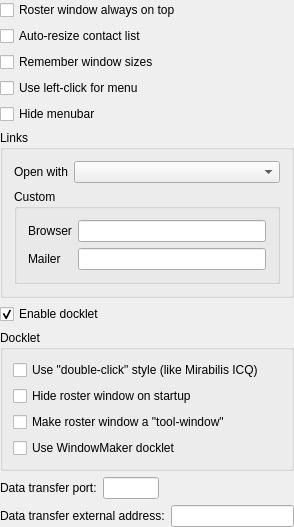
The window that src/options/opt_application.ui (mblsha/psi) describes before a commit, drawn with Qt 5.
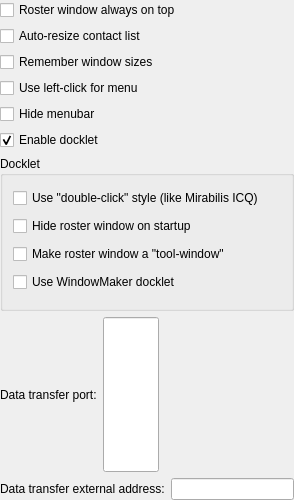
The same window after the commit.

Commit message: Use QDesktopServices::openUrl instead of our hand coded way.

The edit to the form file:
```diff
--- a/src/options/opt_application.ui
+++ b/src/options/opt_application.ui
@@ -60,85 +60,6 @@
      </property>
     </widget>
    </item>
-   <item>
-    <widget class="QGroupBox" name="gb_links" >
-     <property name="title" >
-      <string>Links</string>
-     </property>
-     <layout class="QVBoxLayout" >
-      <property name="margin" >
-       <number>11</number>
-      </property>
-      <property name="spacing" >
-       <number>6</number>
-      </property>
-      <item>
-       <layout class="QHBoxLayout" >
-        <property name="margin" >
-         <number>0</number>
-        </property>
-        <property name="spacing" >
-         <number>6</number>
-        </property>
-        <item>
-         <widget class="QLabel" name="TextLabel2_3" >
-          <property name="text" >
-           <string>Open with</string>
-          </property>
-         </widget>
-        </item>
-        <item>
-         <widget class="QComboBox" name="cb_link" >
-          <property name="sizePolicy" >
-           <sizepolicy>
-            <hsizetype>7</hsizetype>
-            <vsizetype>0</vsizetype>
-            <horstretch>0</horstretch>
-            <verstretch>0</verstretch>
-           </sizepolicy>
-          </property>
-         </widget>
-        </item>
-       </layout>
-      </item>
-      <item>
-       <widget class="QGroupBox" name="gb_linkCustom" >
-        <property name="title" >
-         <string>Custom</string>
-        </property>
-        <layout class="QGridLayout" >
-         <property name="margin" >
-          <number>11</number>
-         </property>
-         <property name="spacing" >
-          <number>6</number>
-         </property>
-         <item row="1" column="1" >
-          <widget class="QLineEdit" name="le_linkMailer" />
-         </item>
-         <item row="0" column="1" >
-          <widget class="QLineEdit" name="le_linkBrowser" />
-         </item>
-         <item row="1" column="0" >
-          <widget class="QLabel" name="TextLabel4" >
-           <property name="text" >
-            <string>Mailer</string>
-           </property>
-          </widget>
-         </item>
-         <item row="0" column="0" >
-          <widget class="QLabel" name="TextLabel3_2" >
-           <property name="text" >
-            <string>Browser</string>
-           </property>
-          </widget>
-         </item>
-        </layout>
-       </widget>
-      </item>
-     </layout>
-    </widget>
-   </item>
    <item>
     <widget class="QCheckBox" name="ck_docklet" >
      <property name="text" >
```
The commit also changes 8 other files.
